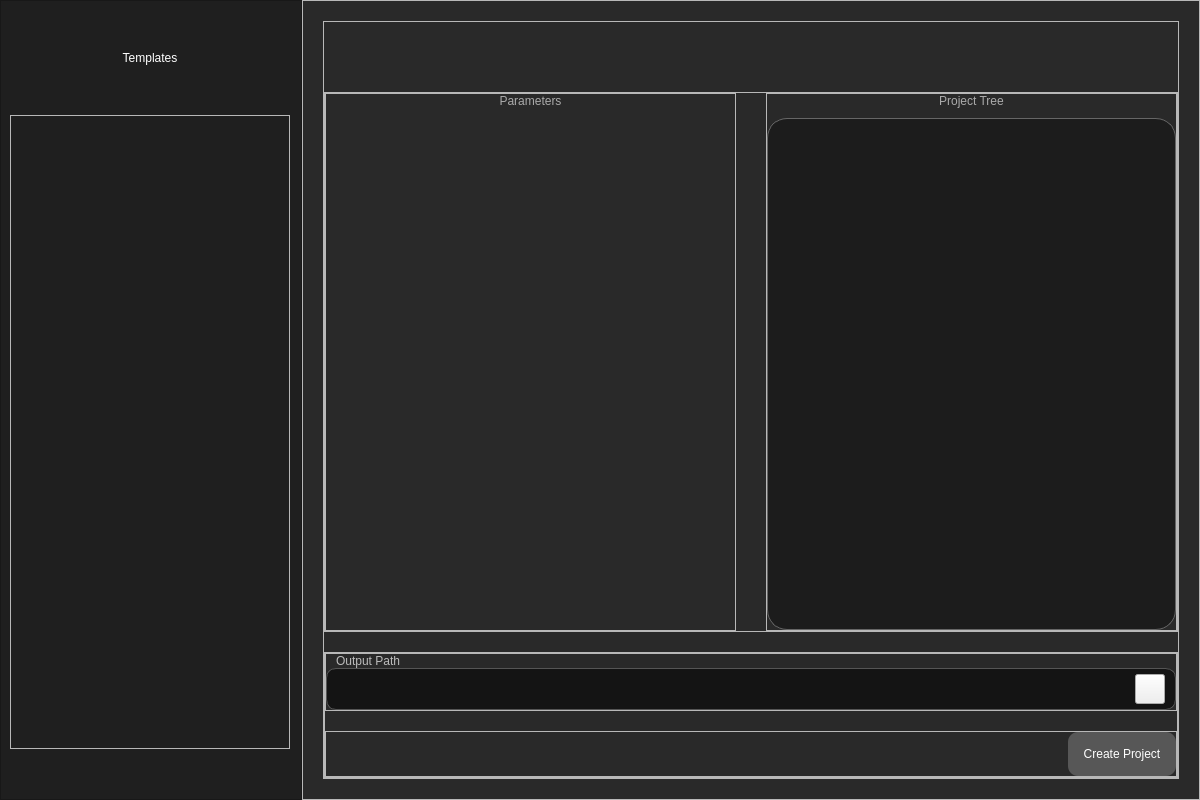
Qt form app/design/main_window.ui (KrazyManJ/templatoron) before a commit.
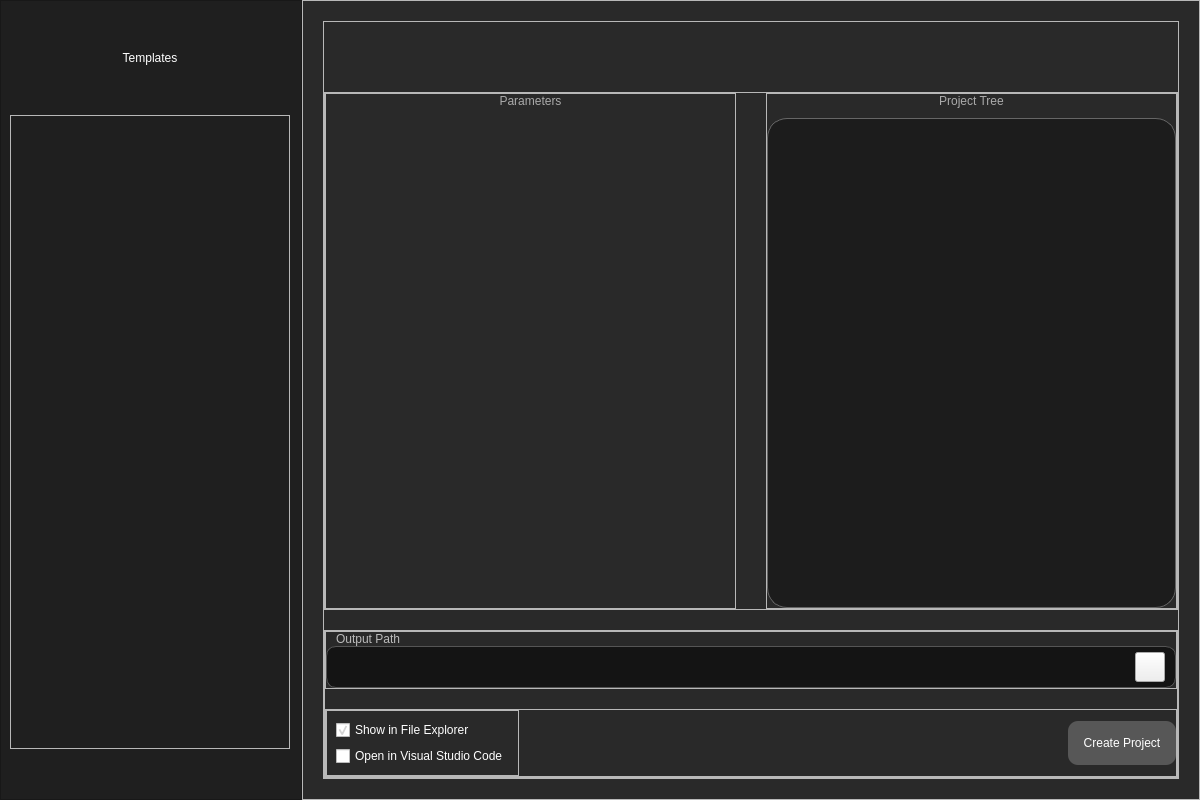
The same form after that commit. Icons and pictures are not drawn.

Commit message: Added button style, added checkboxes as settings of opening project, added configuration.json to save user configuration, refactored whole code

The edit to the form file:
```diff
--- a/app/design/main_window.ui
+++ b/app/design/main_window.ui
@@ -51,6 +51,10 @@
 #OutputPathButton {
 	border-image: url(:/content/folder-open.svg)
 }
+#ButtonsFrame QCheckBox {
+	color: white;
+	font: 8pt &quot;Inter&quot;;
+}
 #ButtonsFrame QPushButton {
 	padding: 15px;
 	font: 15pt &quot;Inter&quot;;
@@ -624,6 +628,38 @@
                <property name="bottomMargin">
                 <number>0</number>
                </property>
+               <item>
+                <widget class="QFrame" name="CheckBoxesFrame">
+                 <property name="frameShape">
+                  <enum>QFrame::StyledPanel</enum>
+                 </property>
+                 <property name="frameShadow">
+                  <enum>QFrame::Raised</enum>
+                 </property>
+                 <layout class="QGridLayout" name="gridLayout">
+                  <item row="0" column="0">
+                   <widget class="QCheckBox" name="CheckFileExplorer">
+                    <property name="text">
+                     <string>Show in File Explorer</string>
+                    </property>
+                    <property name="checked">
+                     <bool>true</bool>
+                    </property>
+                   </widget>
+                  </item>
+                  <item row="1" column="0">
+                   <widget class="QCheckBox" name="CheckVSCode">
+                    <property name="enabled">
+                     <bool>true</bool>
+                    </property>
+                    <property name="text">
+                     <string>Open in Visual Studio Code</string>
+                    </property>
+                   </widget>
+                  </item>
+                 </layout>
+                </widget>
+               </item>
                <item>
                 <spacer name="horizontalSpacer">
                  <property name="orientation">
```
Left out of the diff: 6 changed lines with no effect on the pictures. The commit also changes 5 other files.
